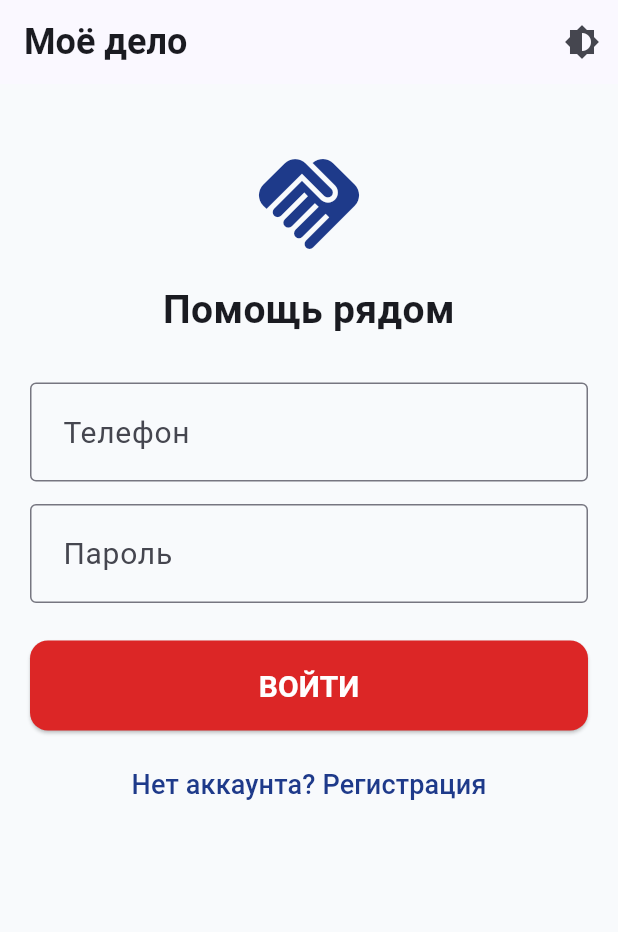
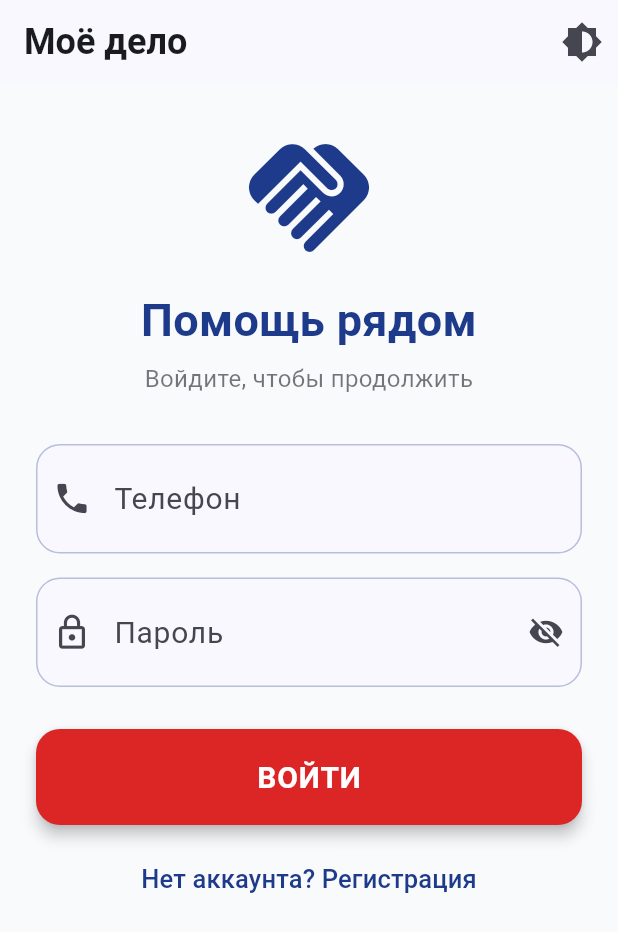
Before and after one commit to Foggez-rfs/-_-, a Flutter app: the screen it shows after launch, on a phone screen of 412 x 824 dp. Shown: the top 932 px of the screen. Run offline on Flutter 3.47's test engine with Material 3 defaults, Android fonts, the phone set to English and light mode, and no system bars; our stand-ins replace shared_preferences.

Commit message:
feat(mobile): красивый login + таймауты + 127.0.0.1

```diff
--- a/mobile/lib/screens/login_screen.dart
+++ b/mobile/lib/screens/login_screen.dart
@@ -3,6 +3,8 @@ import '../services/api.dart';
 import 'customer_screen.dart';
 import 'executor_screen.dart';
 
+/// Экран входа/регистрации.
+/// Дизайн для пожилых: крупные элементы, контраст, простые подписи.
 class LoginScreen extends StatefulWidget {
   final VoidCallback onToggleTheme;
   const LoginScreen({super.key, required this.onToggleTheme});
@@ -19,10 +21,20 @@ class _LoginScreenState extends State<LoginScreen> {
   bool _isRegister = false;
   bool _loading = false;
   String? _error;
+  bool _obscurePassword = true;
+
+  @override
+  void dispose() {
+    _phone.dispose();
+    _password.dispose();
+    _firstName.dispose();
+    super.dispose();
+  }
 
   Future<void> _submit() async {
+    FocusScope.of(context).unfocus();
     setState(() { _loading = true; _error = null; });
-    try {
+
     final res = _isRegister
         ? await Api.register(
             phone: _phone.text.trim(),
@@ -32,14 +44,18 @@ class _LoginScreenState extends State<LoginScreen> {
           )
         : await Api.login(phone: _phone.text.trim(), password: _password.text);
 
-      if (res['token'] == null) {
-        setState(() => _error = res['error'] ?? 'Ошибка');
+    if (!mounted) return;
+    setState(() => _loading = false);
+
+    if (res['ok'] == true) {
+      final data = res['data'];
+      final token = data['token'] as String?;
+      if (token == null) {
+        setState(() => _error = 'Сервер не вернул токен');
         return;
       }
-
-      await Api.saveToken(res['token']);
+      await Api.saveToken(token);
       if (!mounted) return;
-
       Navigator.pushReplacement(
         context,
         MaterialPageRoute(
@@ -48,21 +64,24 @@ class _LoginScreenState extends State<LoginScreen> {
               : const CustomerScreen(),
         ),
       );
-    } catch (e) {
-      setState(() => _error = 'Сеть недоступна: $e');
-    } finally {
-      if (mounted) setState(() => _loading = false);
+    } else {
+      setState(() => _error = res['error']?.toString() ?? 'Что-то пошло не так');
     }
   }
 
   @override
   Widget build(BuildContext context) {
+    final theme = Theme.of(context);
+    final primary = theme.colorScheme.primary;
+    final accent = theme.colorScheme.secondary;
+
     return Scaffold(
       appBar: AppBar(
-        title: const Text('Моё дело'),
+        title: const Text('Моё дело',
+            style: TextStyle(fontSize: 24, fontWeight: FontWeight.bold)),
         actions: [
           IconButton(
-            icon: const Icon(Icons.brightness_6),
+            icon: const Icon(Icons.brightness_6, size: 28),
             onPressed: widget.onToggleTheme,
             tooltip: 'Сменить тему',
           ),
@@ -70,86 +89,145 @@ class _LoginScreenState extends State<LoginScreen> {
       ),
       body: SafeArea(
         child: SingleChildScrollView(
-          padding: const EdgeInsets.all(20),
+          padding: const EdgeInsets.symmetric(horizontal: 24, vertical: 16),
           child: Column(
             crossAxisAlignment: CrossAxisAlignment.stretch,
             children: [
-              const SizedBox(height: 20),
-              const Icon(Icons.handshake, size: 80, color: Color(0xFF1E3A8A)),
               const SizedBox(height: 12),
-              const Text('Помощь рядом',
+
+              // Логотип
+              Icon(Icons.handshake, size: 96, color: primary),
+              const SizedBox(height: 12),
+
+              Text(
+                'Помощь рядом',
                 textAlign: TextAlign.center,
-                  style: TextStyle(fontSize: 26, fontWeight: FontWeight.bold)),
-              const SizedBox(height: 30),
-              TextField(
-                controller: _phone,
-                keyboardType: TextInputType.phone,
-                style: const TextStyle(fontSize: 20),
-                decoration: const InputDecoration(
-                  labelText: 'Телефон',
-                  hintText: '+7 900 123-45-67',
-                  border: OutlineInputBorder(),
-                  contentPadding: EdgeInsets.all(18),
+                style: TextStyle(
+                  fontSize: 30,
+                  fontWeight: FontWeight.bold,
+                  color: primary,
                 ),
               ),
-              const SizedBox(height: 15),
-              TextField(
-                controller: _password,
-                obscureText: true,
-                style: const TextStyle(fontSize: 20),
-                decoration: const InputDecoration(
-                  labelText: 'Пароль',
-                  border: OutlineInputBorder(),
-                  contentPadding: EdgeInsets.all(18),
+              const SizedBox(height: 6),
+
+              Text(
+                _isRegister ? 'Создайте новый аккаунт' : 'Войдите, чтобы продолжить',
+                textAlign: TextAlign.center,
+                style: TextStyle(
+                  fontSize: 16,
+                  color: theme.colorScheme.onSurface.withOpacity(0.6),
                 ),
               ),
-              if (_isRegister) ...[
-                const SizedBox(height: 15),
-                TextField(
-                  controller: _firstName,
-                  style: const TextStyle(fontSize: 20),
-                  decoration: const InputDecoration(
-                    labelText: 'Имя',
-                    border: OutlineInputBorder(),
-                    contentPadding: EdgeInsets.all(18),
+
+              const SizedBox(height: 32),
+
+              _Field(
+                controller: _phone,
+                label: 'Телефон',
+                hint: '+7 900 123-45-67',
+                icon: Icons.phone,
+                keyboardType: TextInputType.phone,
+                primary: primary,
+              ),
+              const SizedBox(height: 16),
+
+              _Field(
+                controller: _password,
+                label: 'Пароль',
+                icon: Icons.lock_outline,
+                obscure: _obscurePassword,
+                primary: primary,
+                suffix: IconButton(
+                  icon: Icon(_obscurePassword ? Icons.visibility_off : Icons.visibility),
+                  onPressed: () => setState(() => _obscurePassword = !_obscurePassword),
                 ),
               ),
-                const SizedBox(height: 15),
-                const Text('Кто вы?', style: TextStyle(fontSize: 18)),
-                const SizedBox(height: 8),
+
+              if (_isRegister) ...[
+                const SizedBox(height: 16),
+                _Field(
+                  controller: _firstName,
+                  label: 'Как вас зовут?',
+                  icon: Icons.person_outline,
+                  primary: primary,
+                ),
+                const SizedBox(height: 24),
+
+                Text(
+                  'Кто вы?',
+                  style: TextStyle(
+                    fontSize: 18,
+                    fontWeight: FontWeight.w600,
+                    color: theme.colorScheme.onSurface,
+                  ),
+                ),
+                const SizedBox(height: 10),
                 Row(
                   children: [
-                    Expanded(child: _roleBtn('Заказчик', 'customer')),
-                    const SizedBox(width: 10),
-                    Expanded(child: _roleBtn('Исполнитель', 'executor')),
+                    Expanded(child: _roleCard('Заказчик', 'Нужна помощь', Icons.elderly, 'customer', primary, accent)),
+                    const SizedBox(width: 12),
+                    Expanded(child: _roleCard('Исполнитель', 'Хочу помочь', Icons.engineering, 'executor', primary, accent)),
                   ],
                 ),
               ],
-              const SizedBox(height: 25),
-              ElevatedButton(
+
+              const SizedBox(height: 28),
+
+              SizedBox(
+                height: 64,
+                child: ElevatedButton(
                   onPressed: _loading ? null : _submit,
                   style: ElevatedButton.styleFrom(
-                  backgroundColor: const Color(0xFFDC2626),
+                    backgroundColor: accent,
                     foregroundColor: Colors.white,
+                    elevation: 4,
+                    shape: RoundedRectangleBorder(borderRadius: BorderRadius.circular(16)),
                   ),
                   child: _loading
-                  ? const SizedBox(height: 24, width: 24,
-                      child: CircularProgressIndicator(color: Colors.white))
-                  : Text(_isRegister ? 'ЗАРЕГИСТРИРОВАТЬСЯ' : 'ВОЙТИ'),
+                      ? const SizedBox(height: 26, width: 26,
+                          child: CircularProgressIndicator(color: Colors.white, strokeWidth: 3))
+                      : Text(
+                          _isRegister ? 'ЗАРЕГИСТРИРОВАТЬСЯ' : 'ВОЙТИ',
+                          style: const TextStyle(fontSize: 20, fontWeight: FontWeight.bold, letterSpacing: 0.5),
                         ),
+                ),
+              ),
+
               const SizedBox(height: 12),
+
               TextButton(
-                onPressed: () => setState(() => _isRegister = !_isRegister),
+                onPressed: _loading ? null : () => setState(() {
+                  _isRegister = !_isRegister;
+                  _error = null;
+                }),
                 child: Text(
                   _isRegister ? 'Уже есть аккаунт? Войти' : 'Нет аккаунта? Регистрация',
-                  style: const TextStyle(fontSize: 18),
+                  style: TextStyle(fontSize: 17, color: primary),
                 ),
               ),
+
               if (_error != null) ...[
-                const SizedBox(height: 15),
-                Text(_error!,
-                    style: const TextStyle(color: Colors.red, fontSize: 16),
-                    textAlign: TextAlign.center),
+                const SizedBox(height: 16),
+                Container(
+                  padding: const EdgeInsets.all(16),
+                  decoration: BoxDecoration(
+                    color: accent.withOpacity(0.08),
+                    border: Border.all(color: accent, width: 1.5),
+                    borderRadius: BorderRadius.circular(12),
+                  ),
+                  child: Row(
+                    children: [
+                      Icon(Icons.error_outline, color: accent, size: 26),
+                      const SizedBox(width: 12),
+                      Expanded(
+                        child: Text(
+                          _error!,
+                          style: TextStyle(color: accent, fontSize: 16),
+                        ),
+                      ),
+                    ],
+                  ),
+                ),
               ],
             ],
           ),
@@ -158,15 +236,102 @@ class _LoginScreenState extends State<LoginScreen> {
     );
   }
 
-  Widget _roleBtn(String label, String value) {
+  Widget _roleCard(String title, String subtitle, IconData icon, String value,
+      Color primary, Color accent) {
     final selected = _role == value;
-    return ElevatedButton(
-      onPressed: () => setState(() => _role = value),
-      style: ElevatedButton.styleFrom(
-        backgroundColor: selected ? const Color(0xFF1E3A8A) : Colors.grey.shade300,
-        foregroundColor: selected ? Colors.white : Colors.black87,
+    return InkWell(
+      onTap: () => setState(() => _role = value),
+      borderRadius: BorderRadius.circular(16),
+      child: AnimatedContainer(
+        duration: const Duration(milliseconds: 180),
+        padding: const EdgeInsets.symmetric(vertical: 16, horizontal: 8),
+        decoration: BoxDecoration(
+          color: selected ? primary.withOpacity(0.1) : Colors.transparent,
+          border: Border.all(
+            color: selected ? primary : Colors.grey.withOpacity(0.4),
+            width: selected ? 2.5 : 1,
           ),
-      child: Text(label),
+          borderRadius: BorderRadius.circular(16),
+        ),
+        child: Column(
+          children: [
+            Icon(icon, size: 40, color: selected ? primary : Colors.grey),
+            const SizedBox(height: 6),
+            Text(
+              title,
+              textAlign: TextAlign.center,
+              style: TextStyle(
+                fontSize: 15,
+                fontWeight: selected ? FontWeight.bold : FontWeight.w500,
+                color: selected ? primary : null,
+              ),
+            ),
+            const SizedBox(height: 2),
+            Text(
+              subtitle,
+              textAlign: TextAlign.center,
+              style: TextStyle(
+                fontSize: 12,
+                color: Theme.of(context).colorScheme.onSurface.withOpacity(0.6),
+              ),
+            ),
+          ],
+        ),
+      ),
     );
   }
 }
+
+/// Универсальное поле с иконкой слева и опциональной иконкой справа.
+class _Field extends StatelessWidget {
+  final TextEditingController controller;
+  final String label;
+  final String? hint;
+  final IconData icon;
+  final bool obscure;
+  final Widget? suffix;
+  final TextInputType? keyboardType;
+  final Color primary;
+
+  const _Field({
+    required this.controller,
+    required this.label,
+    this.hint,
+    required this.icon,
+    this.obscure = false,
+    this.suffix,
+    this.keyboardType,
+    required this.primary,
+  });
+
+  @override
+  Widget build(BuildContext context) {
+    return TextField(
+      controller: controller,
+      obscureText: obscure,
+      keyboardType: keyboardType,
+      style: const TextStyle(fontSize: 19),
+      decoration: InputDecoration(
+        labelText: label,
+        hintText: hint,
+        prefixIcon: Icon(icon, size: 26),
+        suffixIcon: suffix,
+        filled: true,
+        fillColor: Theme.of(context).colorScheme.surface,
+        contentPadding: const EdgeInsets.symmetric(horizontal: 18, vertical: 22),
+        border: OutlineInputBorder(
+          borderRadius: BorderRadius.circular(16),
+          borderSide: BorderSide(color: primary.withOpacity(0.3)),
+        ),
+        enabledBorder: OutlineInputBorder(
+          borderRadius: BorderRadius.circular(16),
+          borderSide: BorderSide(color: primary.withOpacity(0.3)),
+        ),
+        focusedBorder: OutlineInputBorder(
+          borderRadius: BorderRadius.circular(16),
+          borderSide: BorderSide(color: primary, width: 2),
+        ),
+      ),
+    );
+  }
+}
```
Also changed, not shown: mobile/lib/services/api.dart (+76 -32 lines), 1 other file. Lines whose indentation alone changed are shown as unchanged.
